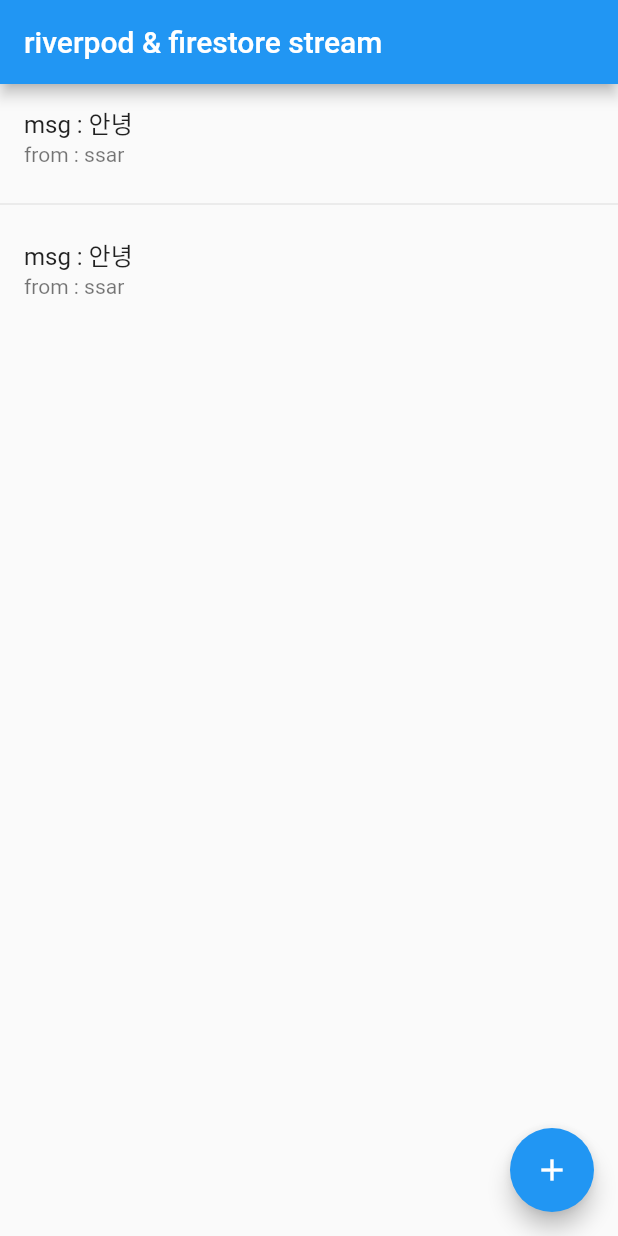
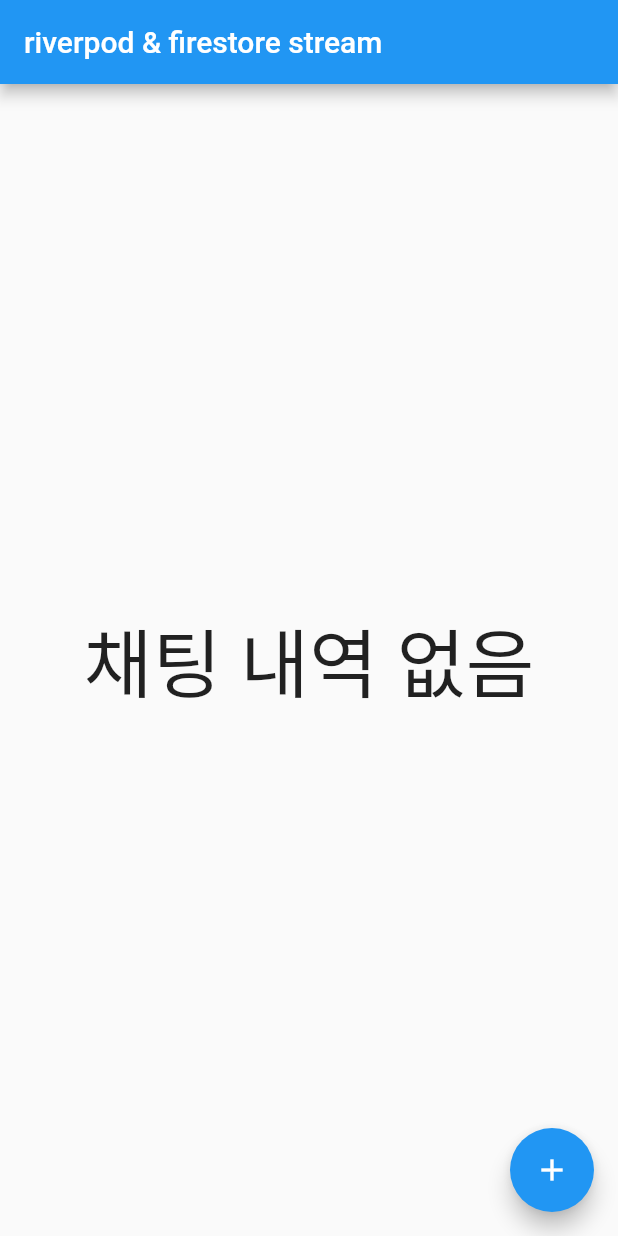
Before and after one commit to basakk123/riverpod-firestore-stream, a Flutter app: the screen it shows after launch, on a phone screen of 412 x 824 dp. Run offline on Flutter 3.47's test engine with Material 2 defaults, Android fonts, the phone set to English and light mode, and no system bars; our stand-ins replace cloud_firestore, firebase_core, flutter_riverpod; accounts and stored records are empty.

Commit message:
정리 완료

```diff
--- a/lib/controller/chat_controller.dart
+++ b/lib/controller/chat_controller.dart
@@ -1,4 +1,3 @@
-// Provider
 import 'package:cloud_firestore/cloud_firestore.dart';
 import 'package:flutter/material.dart';
 import 'package:flutter_riverpod/flutter_riverpod.dart';
--- a/lib/domain/chat/chat_firestore_repository.dart
+++ b/lib/domain/chat/chat_firestore_repository.dart
@@ -1,8 +1,16 @@
-// Provider
-
 import 'package:cloud_firestore/cloud_firestore.dart';
 import 'package:flutter_riverpod/flutter_riverpod.dart';
+import 'package:riverpod_firestore_stream/domain/chat/chat.dart';
 import 'package:riverpod_firestore_stream/dto/chat/chat_req_dto.dart';
+
+// 리턴 : Stream<List<Chat>>
+final chatStreamProvider = StreamProvider.autoDispose<List<Chat>>((ref) {
+  // ref.onResume(() { }); 화면 죽었다가 다시 띄워질 때
+  // ref.onDispose(() {});
+  final db = FirebaseFirestore.instance;
+  Stream<QuerySnapshot<Map<String, dynamic>>> stream = db.collection("chat").snapshots();
+  return stream.map((snapshot) => snapshot.docs.map((doc) => Chat.fromJson(doc.data(), id: doc.id)).toList());
+});
 
 final chatFirestoreRepositoryProvider = Provider((ref) {
   return ChatFirestoreRepository();
@@ -11,6 +19,11 @@ final chatFirestoreRepositoryProvider = Provider((ref) {
 class ChatFirestoreRepository {
   final db = FirebaseFirestore.instance;
 
+  // Stream<QuerySnapshot<Map<String, dynamic>>> findAllStream() {
+  //   //db.collection("chat").orderBy("createdAt").snapshots()
+  //   return db.collection("chat").snapshots();
+  // }
+
   Future<DocumentReference> insert(ChatInsertReqDto dto) {
     return db.collection("chat").add(dto.toJson());
   }
--- a/lib/view/pages/chat_room/chat_room_page.dart
+++ b/lib/view/pages/chat_room/chat_room_page.dart
@@ -3,6 +3,7 @@ import 'dart:math';
 import 'package:flutter/material.dart';
 import 'package:flutter_riverpod/flutter_riverpod.dart';
 import 'package:riverpod_firestore_stream/controller/chat_controller.dart';
+import 'package:riverpod_firestore_stream/domain/chat/chat_firestore_repository.dart';
 import 'package:riverpod_firestore_stream/dto/chat/chat_req_dto.dart';
 
 class ChatRoomPage extends ConsumerWidget {
@@ -11,9 +12,10 @@ class ChatRoomPage extends ConsumerWidget {
   @override
   Widget build(BuildContext context, WidgetRef ref) {
     final chatController = ref.read(chatControllerProvider);
+
     return Scaffold(
       appBar: _buildAppBar(),
-      body: _buildListView(),
+      body: _buildListView(ref),
       floatingActionButton: FloatingActionButton(
         onPressed: () {
           Random random = Random();
@@ -25,14 +27,30 @@ class ChatRoomPage extends ConsumerWidget {
     );
   }
 
-  ListView _buildListView() {
-    return ListView.separated(
-      itemCount: 2,
-      itemBuilder: (context, index) => ListTile(
-        title: Text("msg : 안녕"),
-        subtitle: Text("from : ssar"),
-      ),
-      separatorBuilder: (context, index) => Divider(),
+  Widget _buildListView(WidgetRef ref) {
+    final chatStream = ref.watch(chatStreamProvider);
+    return chatStream.when(
+      data: (chats) {
+        if (chats.isNotEmpty) {
+          return ListView.separated(
+            itemCount: chats.length,
+            itemBuilder: (context, index) => ListTile(
+              title: Text("msg : ${chats[index].msg}"),
+              subtitle: Text("from : ${chats[index].from}"),
+            ),
+            separatorBuilder: (context, index) => Divider(),
+          );
+        } else {
+          return Center(
+            child: Text(
+              "채팅 내역 없음",
+              style: TextStyle(fontSize: 50),
+            ),
+          );
+        }
+      },
+      error: (error, stackTrace) => CircularProgressIndicator(),
+      loading: () => CircularProgressIndicator(),
     );
   }
 
```
Also changed, not shown: lib/domain/chat/chat.dart (+17 -2 lines).
